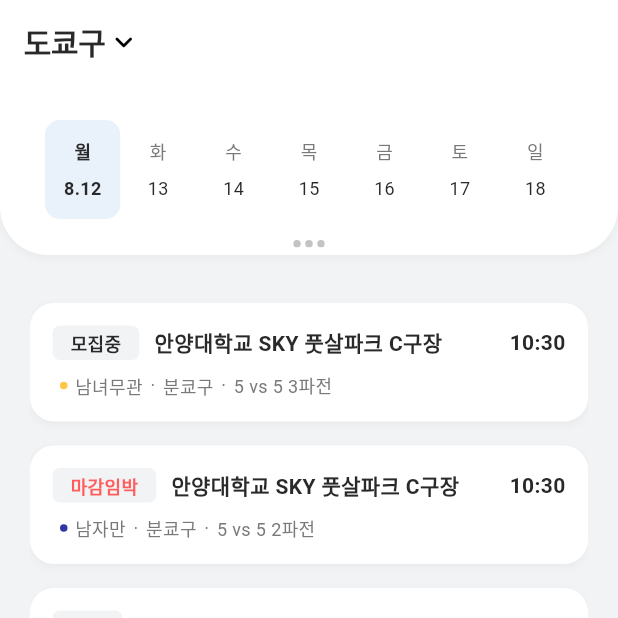
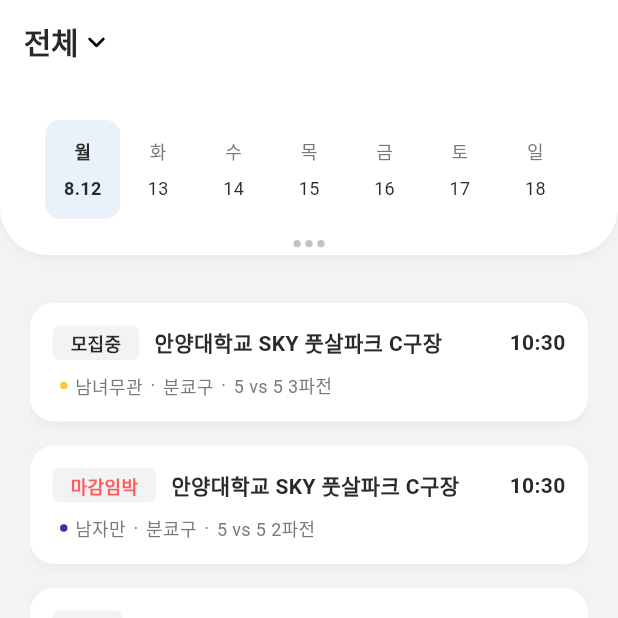
Before and after one commit to KIMSEUNGWO/All_Of_Football_Flutter, a Flutter app: the screen it shows after launch, swiped to page 3, on a phone screen of 412 x 824 dp, the top half of it. Run offline on Flutter 3.47's test engine with Material 3 defaults, Android fonts, the light colour scheme and no system bars; our stand-ins replace carousel_slider, flutter_riverpod, flutter_svg, shared_preferences; missing offline and left inert: dart:ffi, flutter_line_sdk; Roboto replaces fonts that are missing (Pretendard); project files that could hold a hidden picture were left out.

Commit message:
feat : 지역 설정 구현

```diff
--- a/lib/component/region_data.dart
+++ b/lib/component/region_data.dart
@@ -4,7 +4,7 @@
 
 enum RegionParent {
 
-  ALL("전체", "All", "全国"),
+  ALL("전국", "All", "全国"),
 
   // 홋카이도 지방
   HOKKAIDO("홋카이도", "Hokkaido", "北海道"),
@@ -154,8 +154,7 @@
         .toList();
   }
 
-  int compareTo(Region o2, Locale locale) {
-    LanguageType langType = LanguageType.getType(locale);
+  int compareTo(Region o2, LanguageType langType) {
 
     int parentCompareResult = parent.compareTo(o2.parent, langType);
     return (parentCompareResult == 0)
--- a/lib/main.dart
+++ b/lib/main.dart
@@ -1,8 +1,9 @@
 import 'package:all_of_football/widgets/app.dart';
+import 'package:all_of_football/widgets/init.dart';
 import 'package:flutter/material.dart';
 import 'package:flutter_line_sdk/flutter_line_sdk.dart';
+import 'package:flutter_riverpod/flutter_riverpod.dart';
 
-import 'package:intl/intl.dart';
 import 'package:intl/date_symbol_data_local.dart';
 
 void main() async {
@@ -11,11 +12,11 @@
   // LINE Login API 연동
   LineSDK.instance.setup(channelId).then((_) => print('LineSDK Prepared'));
 
-  // 로케일 데이터를 초기화합니다.
+  // 로케일 데이터 를 초기화 합니다.
   await initializeDateFormatting();
 
 
-  runApp(const MyApp());
+  runApp(const ProviderScope(child: MyApp()));
 }
 
 class MyApp extends StatelessWidget {
@@ -27,8 +28,8 @@
     return MaterialApp(
       title: 'Flutter Demo',
       theme: themeData(),
-      color: Color(0xFFF1F3F5),
-      home: const App(),
+      color: const Color(0xFFF1F3F5),
+      home: const InitApp(),
     );
   }
 }
--- a/lib/widgets/app.dart
+++ b/lib/widgets/app.dart
@@ -6,7 +6,6 @@
 import 'package:all_of_football/widgets/pages/mainpages/match_list_page_new.dart';
 import 'package:all_of_football/widgets/pages/mainpages/search_page.dart';
 import 'package:all_of_football/widgets/pages/mainpages/mypage_page.dart';
-import 'package:all_of_football/widgets/pages/poppages/login_page.dart';
 import 'package:flutter/material.dart';
 
 
@@ -43,7 +42,6 @@
 
   @override
   Widget build(BuildContext context) {
-    final paddingBottom = MediaQuery.of(context).padding.bottom;
     return Scaffold(
       body: PageView(
         controller: _pageController,
@@ -106,7 +104,7 @@
       onTap: callback,
       child: Container(
         padding: const EdgeInsets.symmetric(horizontal: 20, vertical: 10),
-        decoration: BoxDecoration(),
+        decoration: const BoxDecoration(),
         child: SvgIcon.asset(
           sIcon: sIcon,
           style: isPressed
--- /dev/null
+++ b/lib/widgets/init.dart
@@ -0,0 +1,30 @@
+
+
+import 'package:all_of_football/notifier/region_notifier.dart';
+import 'package:all_of_football/widgets/app.dart';
+import 'package:flutter/material.dart';
+import 'package:flutter_riverpod/flutter_riverpod.dart';
+
+class InitApp extends ConsumerStatefulWidget {
+  const InitApp({super.key});
+
+  @override
+  ConsumerState<InitApp> createState() => _InitAppState();
+}
+
+class _InitAppState extends ConsumerState<InitApp> {
+
+  init() async {
+    await ref.read(regionProvider.notifier).init();
+  }
+
+  @override
+  void initState() {
+    init();
+    super.initState();
+  }
+  @override
+  Widget build(BuildContext context) {
+    return const App();
+  }
+}
--- a/lib/widgets/pages/mainpages/match_list_page_new.dart
+++ b/lib/widgets/pages/mainpages/match_list_page_new.dart
@@ -1,25 +1,29 @@
 
 import 'package:all_of_football/component/region_data.dart';
+import 'package:all_of_football/component/snack_bar.dart';
 import 'package:all_of_football/domain/enums/match_enums.dart';
 import 'package:all_of_football/domain/match/match_search_view.dart';
 import 'package:all_of_football/domain/search_condition.dart';
+import 'package:all_of_football/notifier/region_notifier.dart';
 import 'package:all_of_football/widgets/component/custom_container.dart';
 import 'package:all_of_football/widgets/component/custom_scroll_refresh.dart';
 import 'package:all_of_football/widgets/component/match_extra_data.dart';
 import 'package:all_of_football/widgets/component/search_data.dart';
 import 'package:all_of_football/widgets/pages/poppages/match_detail_page.dart';
+import 'package:all_of_football/widgets/pages/poppages/region_select_page.dart';
 import 'package:flutter/material.dart';
 
 import 'package:intl/intl.dart';
+import 'package:flutter_riverpod/flutter_riverpod.dart';
 
-class MatchListPageWidget extends StatefulWidget {
+class MatchListPageWidget extends ConsumerStatefulWidget {
   const MatchListPageWidget({super.key});
 
   @override
-  State<MatchListPageWidget> createState() => _MatchListPageWidgetState();
+  ConsumerState<MatchListPageWidget> createState() => _MatchListPageWidgetState();
 }
 
-class _MatchListPageWidgetState extends State<MatchListPageWidget> with AutomaticKeepAliveClientMixin {
+class _MatchListPageWidgetState extends ConsumerState<MatchListPageWidget> with AutomaticKeepAliveClientMixin {
 
   final _dateRange = 14;
   int _currentDateIndex = 0;
@@ -47,6 +51,10 @@
   final int _pageSize = 10;
   bool _hasMoreData = true;
 
+  selectRegion(Region region) {
+    ref.watch(regionProvider.notifier).setRegion(context, region);
+  }
+
   search(SearchCondition condition) {
 
   }
@@ -59,14 +67,23 @@
       appBar: AppBar(
         scrolledUnderElevation: 0,
         backgroundColor: Colors.white,
-        title: Row(
+        title: GestureDetector(
+          onTap: () {
+            Navigator.of(context).push(MaterialPageRoute(builder: (context) {
+              return RegionSelectWidget(
+                onPressed: selectRegion,
+              );
+            },));
+          },
+          child: Row(
             mainAxisSize: MainAxisSize.min,
             children: [
-            Text('도쿄구',
+              Text(ref.watch(regionProvider).getLocaleName(const Locale('ko', 'KR')),
                 style: Theme.of(context).textTheme.displayLarge,
               ),
               const Icon(Icons.keyboard_arrow_down_rounded)
             ]
+          ),
         ),
 
       ),
```
Also changed, not shown: lib/component/local_storage.dart (added, +37 -0 lines), lib/component/snack_bar.dart (added, +27 -0 lines), lib/domain/enums/language_enum.dart (+8 -11 lines), lib/domain/region/find_region.dart (added, +28 -0 lines), lib/notifier/region_notifier.dart (added, +33 -0 lines), lib/widgets/pages/poppages/region_select_page.dart (added, +142 -0 lines). Lines whose indentation alone changed are shown as unchanged.
